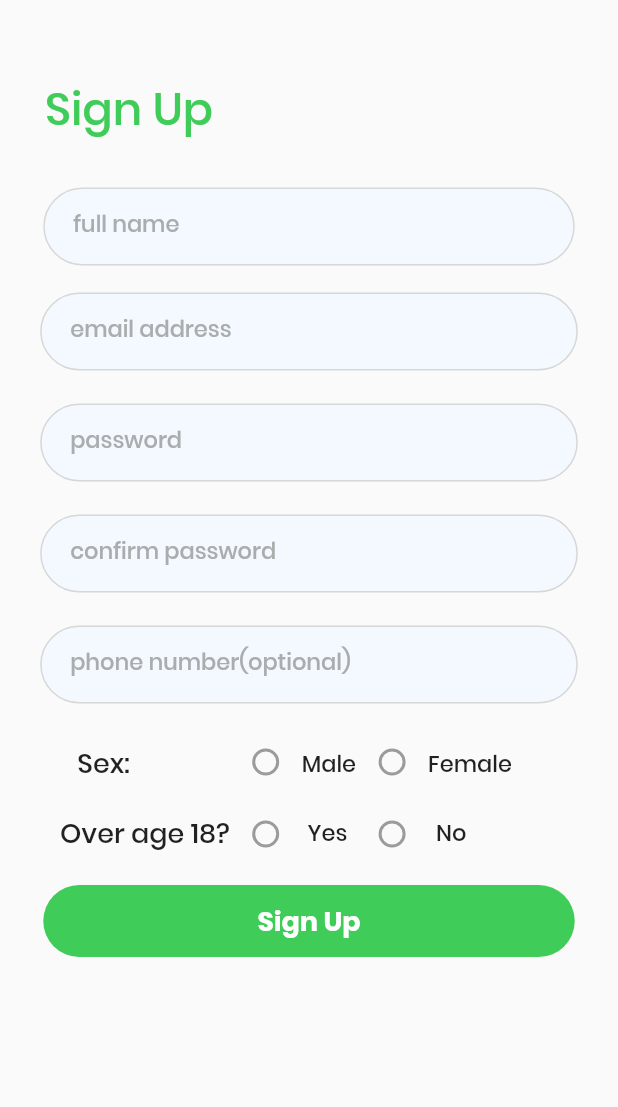
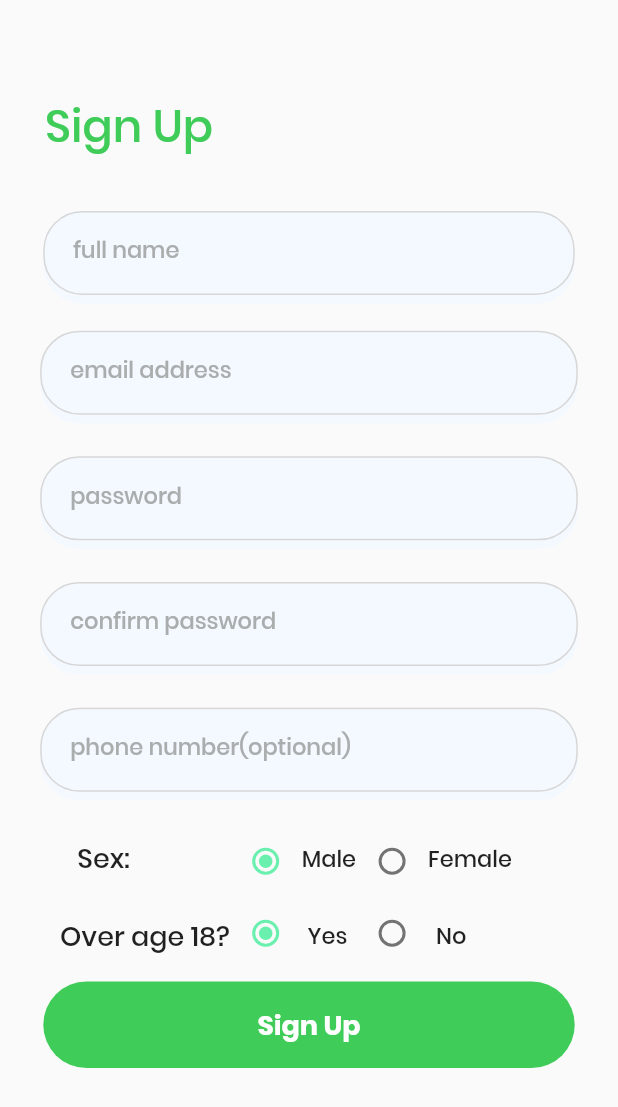
Before and after one commit to yousef96144/voyager, a Flutter app: the Signup screen opened directly, on a phone screen of 412 x 824 dp. Shown: the top 1107 px of the screen. Run offline on Flutter 3.47's test engine with Material 2 defaults, Android fonts, the phone set to English and light mode, and no system bars; our stand-ins replace rating_bar, smooth_star_rating.

Commit message:
radiobutton worked

```diff
--- a/lib/main.dart
+++ b/lib/main.dart
@@ -1,5 +1,4 @@
 import 'package:flutter/material.dart';
-
 import './screens/login.dart';
 import './screens/maketrip.dart';
 import './screens/signup.dart';
@@ -40,9 +39,9 @@ class _StateMyApp extends State<StartMyApp>{
   Widget build(BuildContext context) {
     return Scaffold(
             body: Profile()
-     //Login() ,
+    // Login() ,
        //MakeTrip(),
-      //Signup()
+     //Signup()
      // Login()
             )
     ;
--- a/lib/screens/signup.dart
+++ b/lib/screens/signup.dart
@@ -1,6 +1,8 @@
 import 'package:flutter/material.dart';
 
 import 'package:flutter/cupertino.dart';
+enum SingingSex { male, female }
+enum SingingAge { yes, no }
 
 
 class Signup extends StatefulWidget{
@@ -16,13 +18,15 @@ class _StateLogin extends State<Signup>{
   final confirmpasswordcontroller=TextEditingController();
   final phonenumbercontroller=TextEditingController();
 
+  SingingSex _characterSex = SingingSex.male;
+  SingingAge _characterAge = SingingAge.yes;
   Widget build(BuildContext context) {
     return Scaffold(
     //  backgroundColor: Color(0xFFE5E5E5),
       body: ListView(
             children: <Widget>[
               SizedBox(
-                height: 50.0,
+                height: MediaQuery.of(context).size.height*0.075,
               ),
                   Container(
                     padding: EdgeInsets.only(left: 30.0),
@@ -39,7 +43,7 @@ class _StateLogin extends State<Signup>{
                     textAlign: TextAlign.left,
                     ),
               ),
-              SizedBox(height: 25.0,),
+              SizedBox(height: MediaQuery.of(context).size.height*0.035,),
               Center(
                 child: Container(
                   width: MediaQuery.of(context).size.width*0.87,
@@ -47,7 +51,7 @@ class _StateLogin extends State<Signup>{
                     children: <Widget>[
                       Container(
                       width: MediaQuery.of(context).size.width*0.86,
-                      height: 52.0,
+                        height: MediaQuery.of(context).size.height*0.075,
                         decoration: BoxDecoration(
                             borderRadius: BorderRadius.circular(26.0),
                             //  border: Border.all(width: 5),
@@ -83,7 +87,7 @@ class _StateLogin extends State<Signup>{
                     SizedBox(height: 18.0,),
                     Container(
                       width: MediaQuery.of(context).size.width*0.87,
-                      height: 52.0,
+                      height: MediaQuery.of(context).size.height*0.075,
                       decoration: BoxDecoration(
                           borderRadius: BorderRadius.circular(26.0),
                           //  border: Border.all(width: 5),
@@ -119,7 +123,7 @@ class _StateLogin extends State<Signup>{
                     SizedBox(height: 22.0,),
                     Container(
                       width: MediaQuery.of(context).size.width*0.87,
-                      height: 52.0,
+                      height: MediaQuery.of(context).size.height*0.075,
                       decoration: BoxDecoration(
                           borderRadius: BorderRadius.circular(26.0),
                           //  border: Border.all(width: 5),
@@ -155,7 +159,7 @@ class _StateLogin extends State<Signup>{
                     SizedBox(height: 22.0,),
                     Container(
                       width: MediaQuery.of(context).size.width*0.87,
-                      height: 52.0,
+                      height: MediaQuery.of(context).size.height*0.075,
                       decoration: BoxDecoration(
                           borderRadius: BorderRadius.circular(26.0),
                           //  border: Border.all(width: 5),
@@ -191,7 +195,7 @@ class _StateLogin extends State<Signup>{
                     SizedBox(height: 22.0,),
                     Container(
                       width: MediaQuery.of(context).size.width*0.87,
-                      height: 52.0,
+                      height: MediaQuery.of(context).size.height*0.075,
                       decoration: BoxDecoration(
                           borderRadius: BorderRadius.circular(26.0),
                           //  border: Border.all(width: 5),
@@ -228,7 +232,8 @@ class _StateLogin extends State<Signup>{
                   ),
                 ),
               ),
-              SizedBox(height:  15.0,),
+              SizedBox(height:  MediaQuery.of(context).size.height*0.02),
+              //////////////////////////////////////////////////////////////////////Radio buttons
               Container(
                 padding: EdgeInsets.only(left: 40.0),
                 decoration:BoxDecoration(
@@ -250,7 +255,7 @@ class _StateLogin extends State<Signup>{
                       ),
                     ),
                     SizedBox(
-                      height: 20.0,
+                      height: MediaQuery.of(context).size.height*.03,
                     ),
                     Text(
                       'Over age 18?',
@@ -267,15 +272,20 @@ class _StateLogin extends State<Signup>{
                   ),
                   Column(children: <Widget>[
                     Radio(
-                      value: 0,
-                     // groupValue: maleRadioGroup,
-                     // onChanged: (){},
-                    ),
+                      value: SingingSex.male,
+                      groupValue: _characterSex,
+                      onChanged:  (SingingSex value) {
+                        setState(() { _characterSex = value; });
+                      },
+                  ),
+
 
                     Radio(
-                      value: 1,
-                   //   groupValue: femaleRadioGroup,
-                     // onChanged: RadioEvenHandler,
+                      value: SingingAge.yes,
+                      groupValue: _characterAge,
+                      onChanged:(SingingAge value) {
+                        setState(() { _characterAge = value; });
+                      },
                     )
                   ],),
                   Column(children: <Widget>[
@@ -289,7 +299,7 @@ class _StateLogin extends State<Signup>{
                       ),
                     ),
                     SizedBox(
-                      height: 23.0,
+                      height: MediaQuery.of(context).size.height*.035,
                     ),
                     Padding(
                       padding: const EdgeInsets.only(right: 2.0),
@@ -306,15 +316,19 @@ class _StateLogin extends State<Signup>{
                   ],),
                   Column(children: <Widget>[
                     Radio(
-                      value: 0,
-                      // groupValue: maleRadioGroup,
-                      // onChanged: (){},
+                      value: SingingSex.female,
+                      groupValue: _characterSex,
+                      onChanged: (SingingSex value) {
+                        setState(() { _characterSex = value; });
+                      },
                     ),
 
                     Radio(
-                      value: 1,
-                      //   groupValue: femaleRadioGroup,
-                      // onChanged: RadioEvenHandler,
+                      value: SingingAge.no,
+                         groupValue: _characterAge,
+                       onChanged: (SingingAge value) {
+                         setState(() { _characterAge = value; });
+                       },
                     )
                   ],),
                   Column(children: <Widget>[
@@ -329,7 +343,7 @@ class _StateLogin extends State<Signup>{
                       ),
                     ),
                     SizedBox(
-                      height: 23.0,
+                      height: MediaQuery.of(context).size.height*0.035,
                     ),
 
                     Padding(
@@ -348,10 +362,10 @@ class _StateLogin extends State<Signup>{
                   ),
 
                 ],),),
-              SizedBox(height: 10.0,),
+              SizedBox(height: MediaQuery.of(context).size.height*0.01,),
               Center(
                 child: Container(
-                    height: 48.0,
+                    height: MediaQuery.of(context).size.height*0.07,
                     width:  MediaQuery.of(context).size.width*0.86,
                     decoration: BoxDecoration(
                       borderRadius: BorderRadius.circular(50.0),
```
Also changed, not shown: lib/screens/login.dart (+8 -8 lines), lib/screens/profile.dart (+54 -15 lines).
